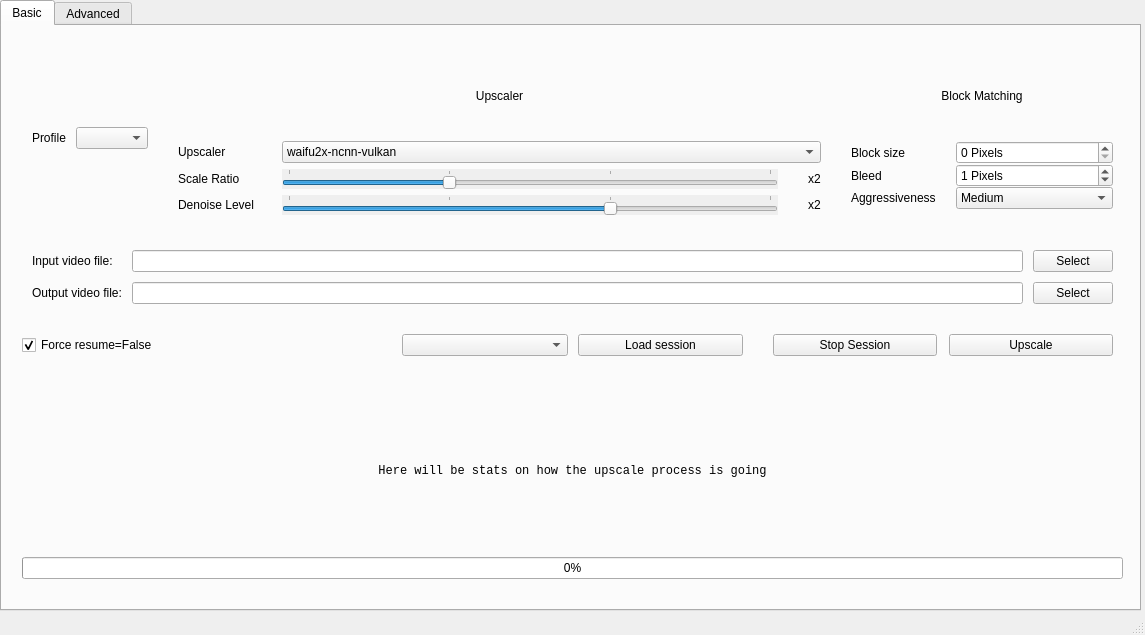
Qt form data/dandere2x-qt-gui.ui (Tremeschin/dandere2x-tremx) before a commit.
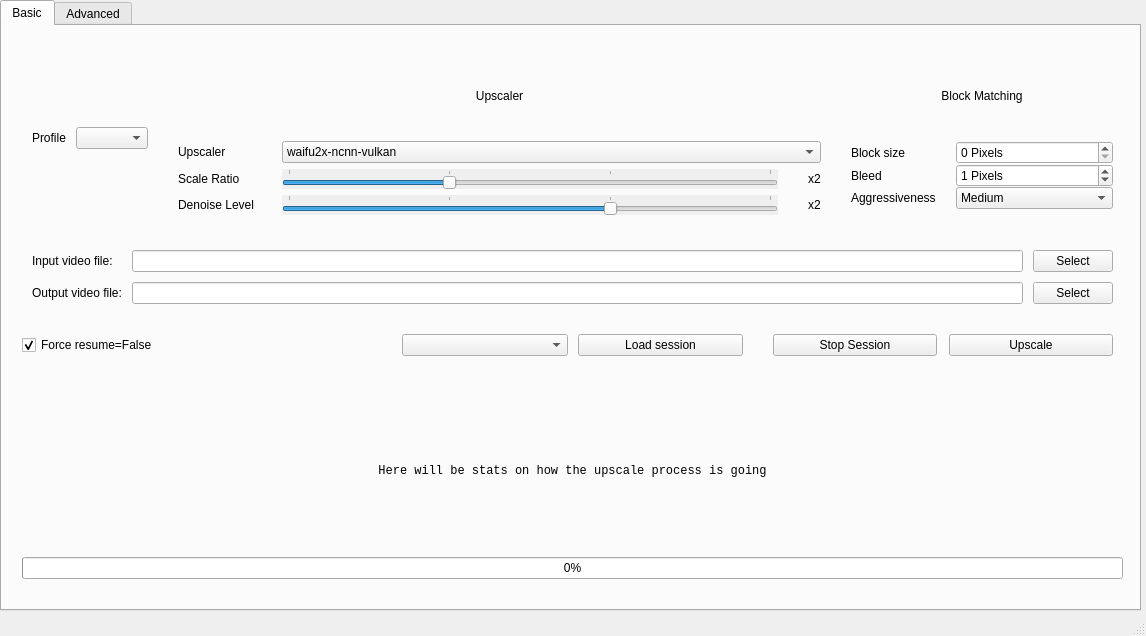
The same form after that commit.

Commit message: Enable / disable widgets when session is running, abspath for upscaler binary and I/O file

```diff
--- a/data/dandere2x-qt-gui.ui
+++ b/data/dandere2x-qt-gui.ui
@@ -6,8 +6,8 @@
    <rect>
     <x>0</x>
     <y>0</y>
-    <width>1145</width>
-    <height>635</height>
+    <width>1146</width>
+    <height>636</height>
    </rect>
   </property>
   <property name="mouseTracking">
```
The commit also changes 4 other files.
